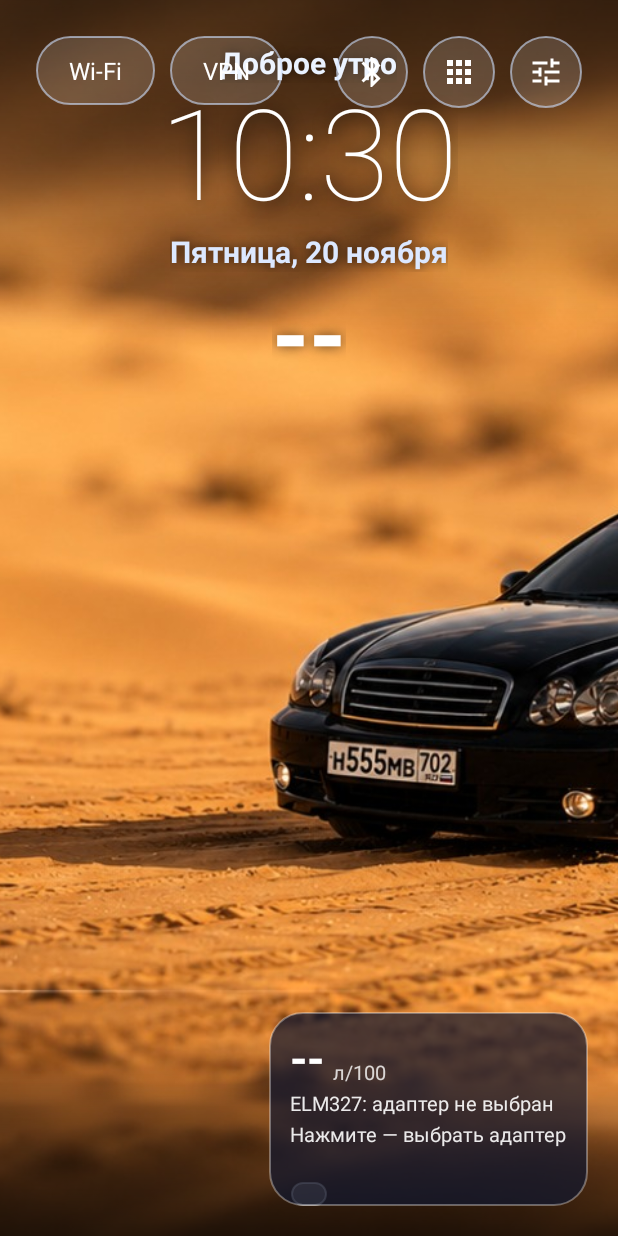
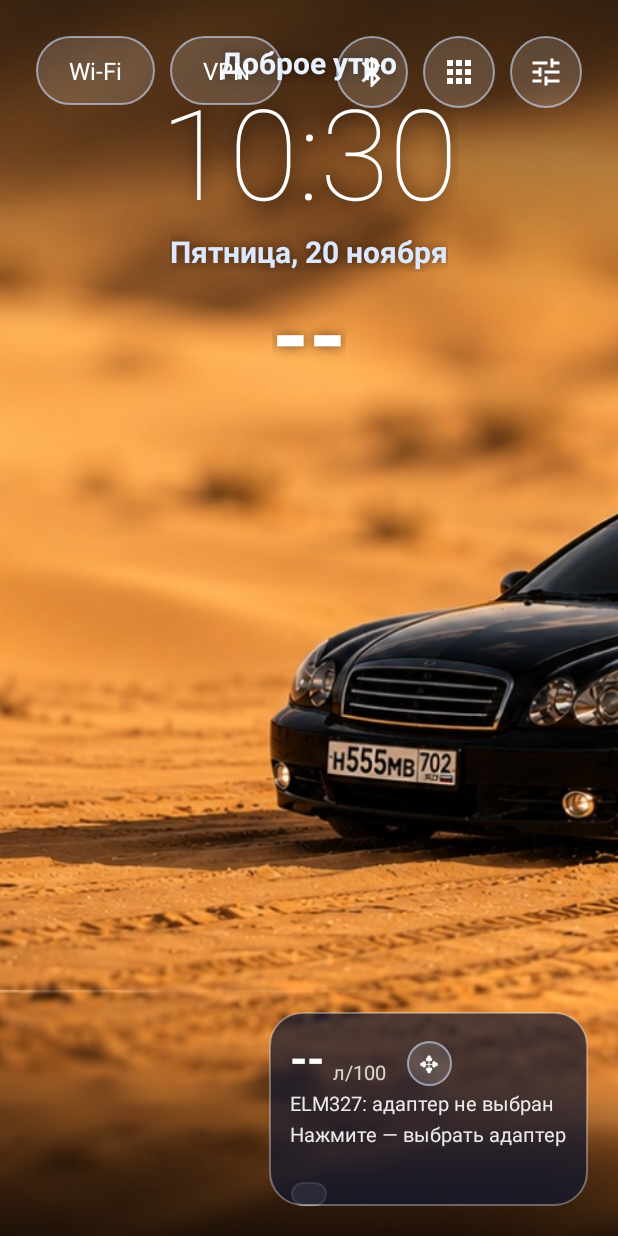
Before and after one commit to ilnurvv-gif/Simplehome, an Android app: the screen it shows after launch (MainActivity), on a phone screen of 412 x 824 dp. Run offline under Robolectric (Android 15) with nearby library versions, the phone set to English and light mode, and no system bars.

```diff
--- a/app/src/main/java/local/headunit/home/MainActivity.java
+++ b/app/src/main/java/local/headunit/home/MainActivity.java
@@ -150,9 +150,47 @@ public class MainActivity extends Activity {
         View panel = findViewById(R.id.elm_panel);
         panel.setOnClickListener(v -> elmMenu());
         panel.setOnLongClickListener(v -> { elmMenu(); return true; });
+        makeElmDraggable(panel);
         startElm();
         handler.removeCallbacks(elmTick);
         handler.post(elmTick);
+    }
+
+    /** Значок ✥ на панели: тянем — панель двигается, положение запоминается. */
+    private void makeElmDraggable(final View panel) {
+        panel.post(() -> {
+            panel.setTranslationX(prefs.getFloat("elm_tx", 0f));
+            panel.setTranslationY(prefs.getFloat("elm_ty", 0f));
+            clampElm(panel);
+        });
+        final float[] st = new float[4];
+        findViewById(R.id.elm_move).setOnTouchListener((v, e) -> {
+            switch (e.getActionMasked()) {
+                case MotionEvent.ACTION_DOWN:
+                    st[0] = e.getRawX(); st[1] = e.getRawY();
+                    st[2] = panel.getTranslationX(); st[3] = panel.getTranslationY();
+                    v.getParent().requestDisallowInterceptTouchEvent(true);
+                    return true;
+                case MotionEvent.ACTION_MOVE:
+                    panel.setTranslationX(st[2] + e.getRawX() - st[0]);
+                    panel.setTranslationY(st[3] + e.getRawY() - st[1]);
+                    clampElm(panel);
+                    return true;
+                case MotionEvent.ACTION_UP:
+                case MotionEvent.ACTION_CANCEL:
+                    prefs.edit().putFloat("elm_tx", panel.getTranslationX())
+                            .putFloat("elm_ty", panel.getTranslationY()).apply();
+                    return true;
+            }
+            return false;
+        });
+    }
+
+    private void clampElm(View f) {
+        View root = findViewById(R.id.root);
+        if (root == null || root.getWidth() == 0 || f.getWidth() == 0) return;
+        f.setTranslationX(Math.max(-f.getLeft(), Math.min(root.getWidth() - f.getRight(), f.getTranslationX())));
+        f.setTranslationY(Math.max(-f.getTop(), Math.min(root.getHeight() - f.getBottom(), f.getTranslationY())));
     }
 
     private void startElm() {
--- a/app/src/main/res/layout/activity_main.xml
+++ b/app/src/main/res/layout/activity_main.xml
@@ -266,6 +266,17 @@
                 android:text="л/100"
                 android:textColor="#CCFFFFFF"
                 android:textSize="13sp" />
+
+            <TextView
+                android:id="@+id/elm_move"
+                android:layout_width="30dp"
+                android:layout_height="30dp"
+                android:layout_marginStart="14dp"
+                android:background="@drawable/circle_bg"
+                android:gravity="center"
+                android:text="✥"
+                android:textColor="#FFFFFF"
+                android:textSize="15sp" />
         </LinearLayout>
 
         <TextView
```
